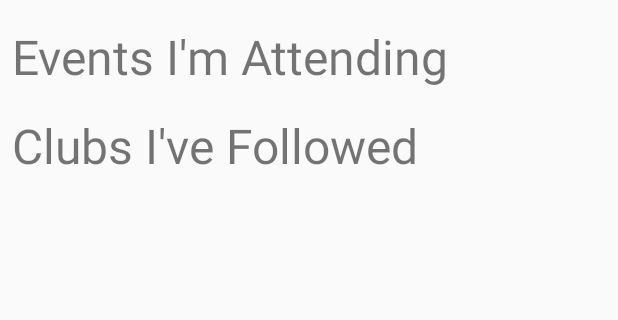
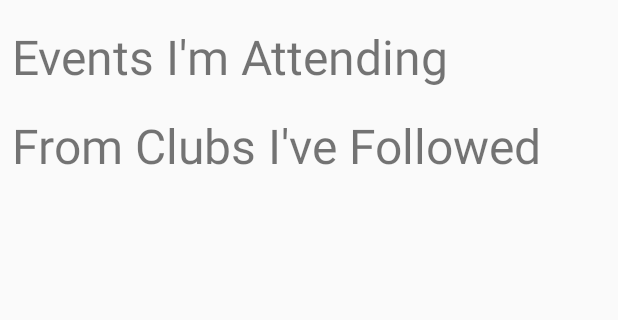
Before and after one commit to thatseant/NUSTown, an Android app: the layout fragment_home.xml on its own in the app's theme, with its tools: preview values and no code run, on a phone screen of 412 x 824 dp, the part 84-404 px from its top. Run offline under Robolectric (Android 15) with nearby library versions, the phone set to English and light mode, and no system bars.

Commit message:
Refreshes User Document and Button Text on RSVP and Join Club

```diff
--- a/Android/app/src/main/java/com/example/prototype1/view/sideFragments/ClubDetailFragment.java
+++ b/Android/app/src/main/java/com/example/prototype1/view/sideFragments/ClubDetailFragment.java
@@ -100,7 +100,10 @@ public class ClubDetailFragment extends Fragment implements ClubEventsAdapter.On
         //Subscribe button
         Button subscribeButton = rootView.findViewById(R.id.subscribe);
         subscribeButton.setOnClickListener(v -> {
-            subscribeToClub(user.getUid(), mClub.getName());
+            subscribeButton.setText("I'm Following");
+            subscribeToClub(user.getUid(), mClub.getName()).addOnSuccessListener(result -> {
+                mModel.setUser(user.getEmail());
+            });
         });
 
         return rootView;
--- a/Android/app/src/main/java/com/example/prototype1/view/sideFragments/EventDetailFragment.java
+++ b/Android/app/src/main/java/com/example/prototype1/view/sideFragments/EventDetailFragment.java
@@ -114,7 +114,10 @@ public class EventDetailFragment extends Fragment implements UpdatesPagerAdapter
         //RSVP Button invokes cloud function --- this
         Button rsvpButton = rootView.findViewById(R.id.rsvp_button);
         rsvpButton.setOnClickListener(v -> {
-            rsvpFunction(user.getUid(), mEvent.getID());
+            rsvpButton.setText("I'm Attending");
+            rsvpFunction(user.getUid(), mEvent.getID()).addOnSuccessListener(result -> {
+                mModel.setUser(user.getEmail());
+            });
         });
 
         //Delete Button deletes event
--- a/Android/app/src/main/res/layout/fragment_home.xml
+++ b/Android/app/src/main/res/layout/fragment_home.xml
@@ -40,7 +40,7 @@
             android:layout_width="match_parent"
             android:layout_height="match_parent"
             android:layout_below="@id/recycler_rsvp_events"
-            android:text="Clubs I've Followed"
+            android:text="From Clubs I've Followed"
             android:textSize="32dp"/>
 
         <androidx.recyclerview.widget.RecyclerView
```
Also changed, not shown: Android/app/src/main/java/com/example/prototype1/view/mainFragments/HomeFragment.java (+6 -6 lines).
